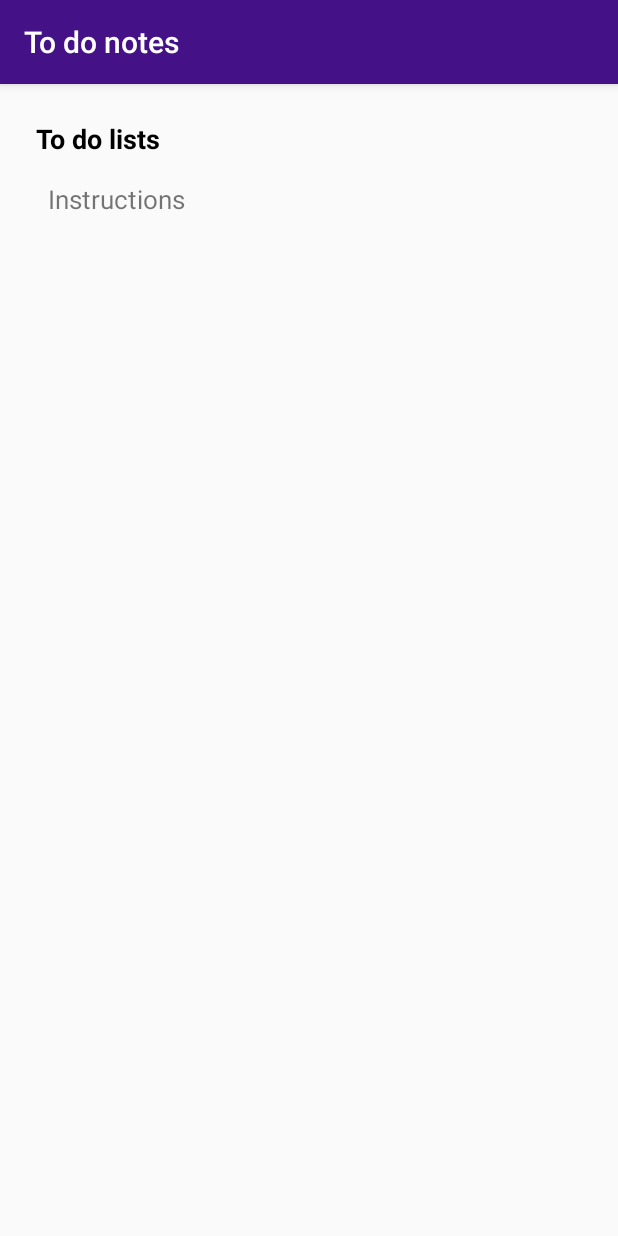
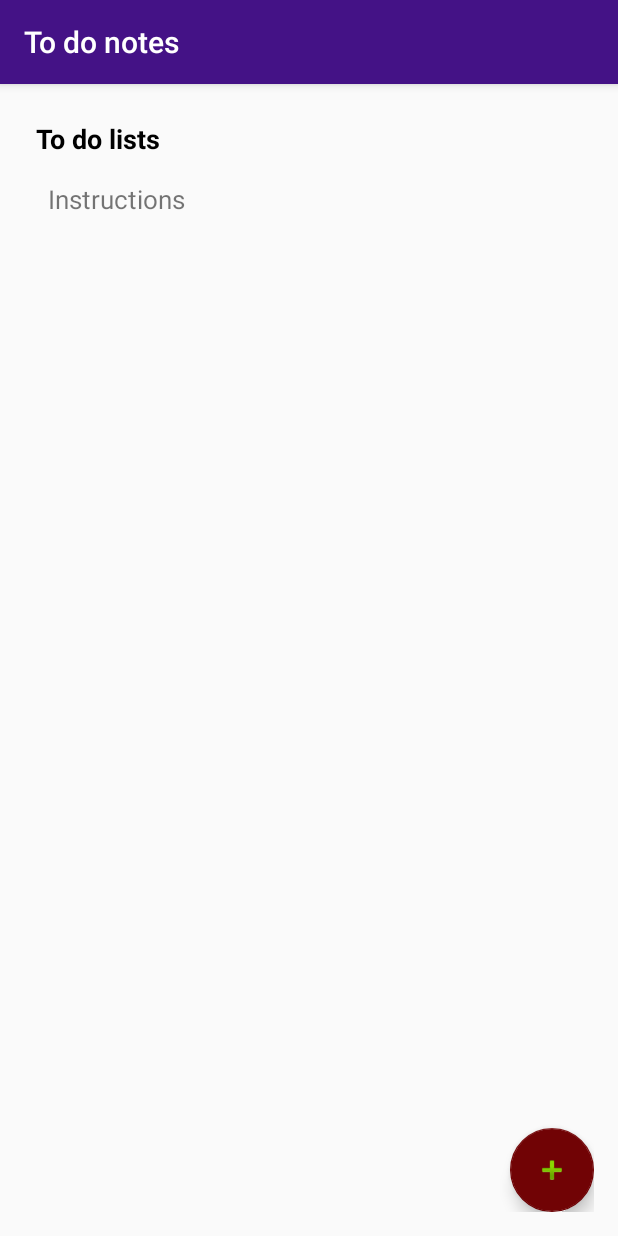
Before and after one commit to nadeche/NadecheStuder-pset4, an Android app: the screen it shows after launch (ListToDoListsActivity), on a phone screen of 412 x 824 dp. Run offline under Robolectric (Android 15) with nearby library versions, the phone set to English and light mode, and no system bars.

Commit message:
Implementation of fab to add a new list

```diff
--- a/app/build.gradle
+++ b/app/build.gradle
@@ -22,5 +22,6 @@ android {
 dependencies {
     compile fileTree(dir: 'libs', include: ['*.jar'])
     testCompile 'junit:junit:4.12'
-    compile 'com.android.support:appcompat-v7:23.3.0'
+    compile 'com.android.support:appcompat-v7:23.4.0'
+    compile 'com.android.support:design:23.4.0'
 }
--- a/app/src/main/java/com/example/nadeche/nadechestuder_pset4/ToDoList.java
+++ b/app/src/main/java/com/example/nadeche/nadechestuder_pset4/ToDoList.java
@@ -16,6 +16,11 @@ public class ToDoList {
     private long id;                                        // holds the id of the list
     private String title;                                   // holds the name of the to do list
     private List<ToDoItem> toDoList = new ArrayList<>();    // holds the to do items of the to do list
+
+    public ToDoList(long id, String title) {
+        setId(id);
+        setTitle(title);
+    }
 
     // get and set the title
     public String getTitle() {
--- a/app/src/main/java/com/example/nadeche/nadechestuder_pset4/ToDoListDbHelper.java
+++ b/app/src/main/java/com/example/nadeche/nadechestuder_pset4/ToDoListDbHelper.java
@@ -105,8 +105,8 @@ class ToDoListDbHelper extends SQLiteOpenHelper {
 
         SQLiteDatabase db = getReadableDatabase();
 
-        String query = "SELECT " + TABLE_NAME_TO_DOS + ".*, " + TITLE_LISTS_COLUMN+ " FROM " + TABLE_NAME_LISTS +
-                " INNER JOIN " + TABLE_NAME_TO_DOS + " ON " + TABLE_NAME_LISTS + "." + _ID +
+        String query = "SELECT " + TABLE_NAME_TO_DOS + ".*, " + TITLE_LISTS_COLUMN + ", " + TABLE_NAME_LISTS + "." + _ID + " AS listId2 FROM " + TABLE_NAME_LISTS +
+                " LEFT JOIN " + TABLE_NAME_TO_DOS + " ON " + TABLE_NAME_LISTS + "." + _ID +
                 " = " + TABLE_NAME_TO_DOS + "." + LIST_ID_TO_DOS_COLUMN +
                 " ORDER BY " + TABLE_NAME_LISTS + "." + _ID + ", " + TABLE_NAME_TO_DOS + "." + _ID;
         Cursor cursor = db.rawQuery(query, null);
@@ -119,31 +119,35 @@ class ToDoListDbHelper extends SQLiteOpenHelper {
             int _idColumnIndex = cursor.getColumnIndex(_ID);
             int taskColumnIndex = cursor.getColumnIndex(TASK_TO_DOS_COLUMN);
             int isDoneColumnIndex = cursor.getColumnIndex(IS_DONE_TO_DOS_COLUMN);
-            int listIdColumnIndex = cursor.getColumnIndex(LIST_ID_TO_DOS_COLUMN);
             int titleColumnIndex = cursor.getColumnIndex(TITLE_LISTS_COLUMN);
+            int listId2ColumnIndex = cursor.getColumnIndex("listId2");
             long lastListId = 0;
             ToDoList toDoList = null;
 
             // save the new items in the ToDoListList
             do {
-                if(cursor.getLong(listIdColumnIndex) > lastListId) {
-                    toDoList = new ToDoList();
-                    toDoList.setId(cursor.getLong(listIdColumnIndex));
-                    toDoList.setTitle(cursor.getString(titleColumnIndex));
+                if(cursor.getLong(listId2ColumnIndex) > lastListId) {
+                    toDoList = new ToDoList(
+                            cursor.getLong(listId2ColumnIndex),
+                            cursor.getString(titleColumnIndex));
 
                     toDoListList.add(toDoList);
                     Log.d("new toDoList", String.valueOf(lastListId));
                 }
 
-                ToDoItem toDoItem = new ToDoItem(
-                        cursor.getLong(_idColumnIndex),
-                        cursor.getString(taskColumnIndex),
-                        cursor.getLong(listIdColumnIndex));
-                toDoItem.setDone(cursor.getInt(isDoneColumnIndex) == 1);
+                if (!cursor.isNull(_idColumnIndex)) {
+                    ToDoItem toDoItem = new ToDoItem(
+                    cursor.getLong(_idColumnIndex),
+                    cursor.getString(taskColumnIndex),
+                    cursor.getLong(listId2ColumnIndex));
+                    toDoItem.setDone(cursor.getInt(isDoneColumnIndex) == 1);
 
-                toDoList.getToDoList().add(toDoItem);
+                    toDoList.getToDoList().add(toDoItem);
+                }
 
-                lastListId = toDoItem.getListId();
+                lastListId = cursor.getLong(listId2ColumnIndex);
+                Log.d("lastListId", String.valueOf(lastListId));
+                Log.d("list name", cursor.getString(titleColumnIndex));
             } while(cursor.moveToNext());
         }
         cursor.close();
@@ -230,15 +234,17 @@ class ToDoListDbHelper extends SQLiteOpenHelper {
     //---------------- CRUD methods for to do lists table ----------------//
 
     /** Inserts a new row in the to do lists table and ads a list title*/
-    public  void insert(String listTitle) {
+    public  long insert(String listTitle) {
         SQLiteDatabase db = getWritableDatabase();
 
         ContentValues entry = new ContentValues();
         entry.put(TITLE_LISTS_COLUMN, listTitle);
 
-        db.insert(TABLE_NAME_LISTS, null, entry);
+        long rowId = db.insert(TABLE_NAME_LISTS, null, entry);
 
         db.close();
+
+        return rowId;
     }
 
     /** Reads the current to do lists table and saves it in the ToDoList list */
@@ -259,9 +265,9 @@ class ToDoListDbHelper extends SQLiteOpenHelper {
 
             // save the new items in the ToDoList
             do{
-                ToDoList toDoList = new ToDoList();
-                toDoList.setId(toDoCursor.getLong(_idColumnIndex));
-                toDoList.setTitle(toDoCursor.getString(titleColumnIndex));
+                ToDoList toDoList = new ToDoList(
+                        toDoCursor.getLong(_idColumnIndex),
+                        toDoCursor.getString(titleColumnIndex));
 
                 toDoListList.add(toDoList);
 
--- a/app/src/main/res/layout/activity_list_to_do_lists.xml
+++ b/app/src/main/res/layout/activity_list_to_do_lists.xml
@@ -3,6 +3,7 @@
     xmlns:tools="http://schemas.android.com/tools"
     android:layout_width="match_parent"
     android:layout_height="match_parent"
+    xmlns:app="http://schemas.android.com/apk/res-auto"
     android:paddingBottom="@dimen/activity_vertical_margin"
     android:paddingLeft="@dimen/activity_horizontal_margin"
     android:paddingRight="@dimen/activity_horizontal_margin"
@@ -28,4 +29,14 @@
         android:id="@+id/toDoListsListView"
         android:paddingLeft="8dp">
     </ListView>
+
+    <android.support.design.widget.FloatingActionButton
+        android:src="@android:drawable/ic_input_add"
+        android:id="@+id/fab_add"
+        app:fabSize="normal"
+        android:layout_width="wrap_content"
+        android:layout_height="wrap_content"
+        android:layout_alignParentBottom="true"
+        android:layout_alignParentEnd="true"
+        android:layout_alignParentRight="true" />
 </RelativeLayout>
--- a/app/src/main/res/values/strings.xml
+++ b/app/src/main/res/values/strings.xml
@@ -15,4 +15,6 @@
     <string name="db_instruction_entry_done">Tap short to cross things off your list.</string>
     <string name="db_instruction_entry_delete">Tap and hold to delete things off your list.</string>
     <string name="to_do_lists">To do lists</string>
+    <string name="dialog_message">Add a new To Do list</string>
+    <string name="cancel">Cancel</string>
 </resources>
```
Also changed, not shown: app/src/main/java/com/example/nadeche/nadechestuder_pset4/ListToDoListsActivity.java (+38 -0 lines), app/src/main/java/com/example/nadeche/nadechestuder_pset4/ToDoManagerSingleton.java (+10 -0 lines), app/src/main/res/layout/dialog_add_list.xml (added, +34 -0 lines).
